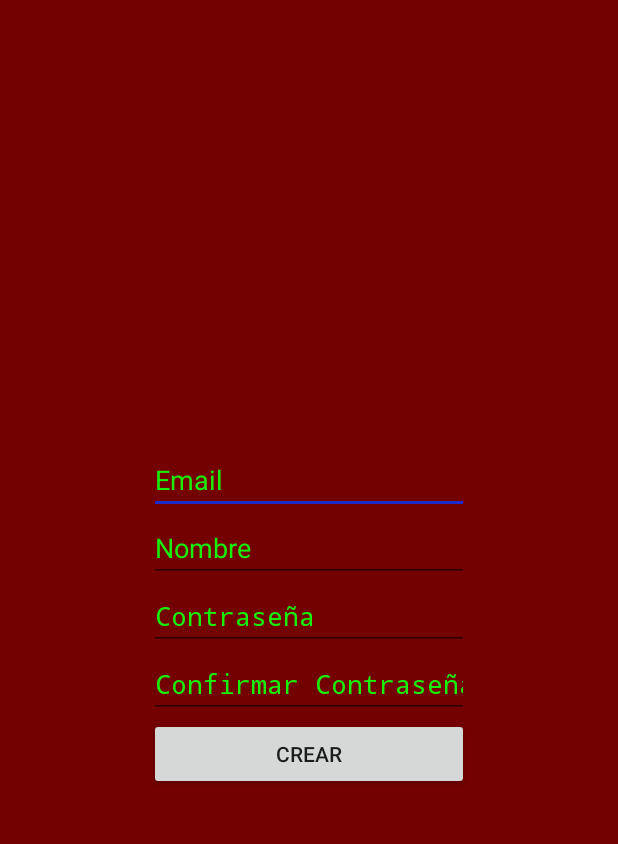
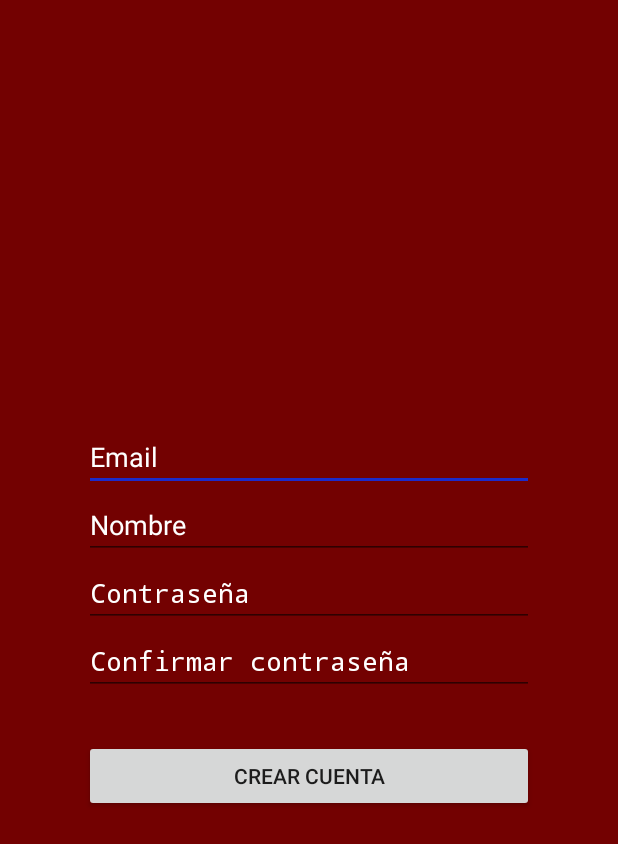
Before and after one commit to AlexGal0/QBeat, an Android app: the Registrar screen opened directly, with no data from a screen before it, on a phone screen of 412 x 824 dp. Shown: the top 844 px of the screen. Run offline under Robolectric (Android 15) with nearby library versions, the phone set to English and light mode, and no system bars; our stand-ins replace Firebase (no records; nobody signed in at launch, a user with empty details on screens opened directly).

Commit message:
Cambio visual para que el correo no se vea tan amontonado al intentarse registrar.

```diff
--- a/app/src/main/res/layout/registrar_layout.xml
+++ b/app/src/main/res/layout/registrar_layout.xml
@@ -10,7 +10,7 @@
 
 
     <LinearLayout
-        android:layout_width="wrap_content"
+        android:layout_width="300dp"
         android:layout_height="wrap_content"
         android:layout_gravity="center"
         android:orientation="vertical">
@@ -23,7 +23,7 @@
             android:hint="Email"
             android:inputType="textEmailAddress"
             android:textColor="@color/white"
-            android:textColorHint="@color/progress" />
+            android:textColorHint="@color/white" />
 
         <EditText
             android:id="@+id/name_register"
@@ -33,7 +33,7 @@
             android:hint="Nombre"
             android:inputType="textPersonName"
             android:textColor="@color/white"
-            android:textColorHint="@color/progress" />
+            android:textColorHint="@color/white"/>
 
         <EditText
             android:id="@+id/password_register"
@@ -43,22 +43,23 @@
             android:hint="Contraseña"
             android:inputType="textPassword"
             android:textColor="@color/white"
-            android:textColorHint="@color/progress" />
+            android:textColorHint="@color/white"/>
 
         <EditText
             android:id="@+id/cpassword_register"
             android:layout_width="match_parent"
             android:layout_height="wrap_content"
             android:ems="10"
-            android:hint="Confirmar Contraseña"
+            android:hint="Confirmar contraseña"
             android:inputType="textPassword"
             android:textColor="@color/white"
-            android:textColorHint="@color/progress" />
+            android:textColorHint="@color/white"/>
 
         <Button
+            android:layout_marginTop="30dp"
             android:id="@+id/create_register"
             android:layout_width="match_parent"
             android:layout_height="wrap_content"
-            android:text="Crear" />
+            android:text="Crear cuenta" />
     </LinearLayout>
 </FrameLayout>
```
